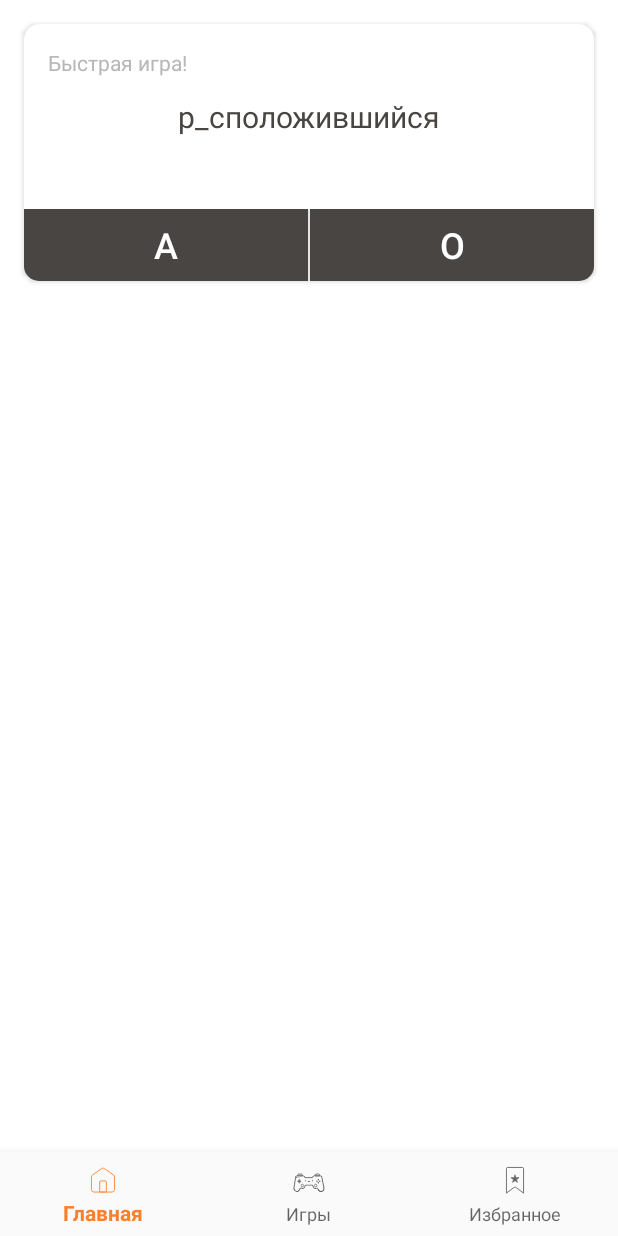
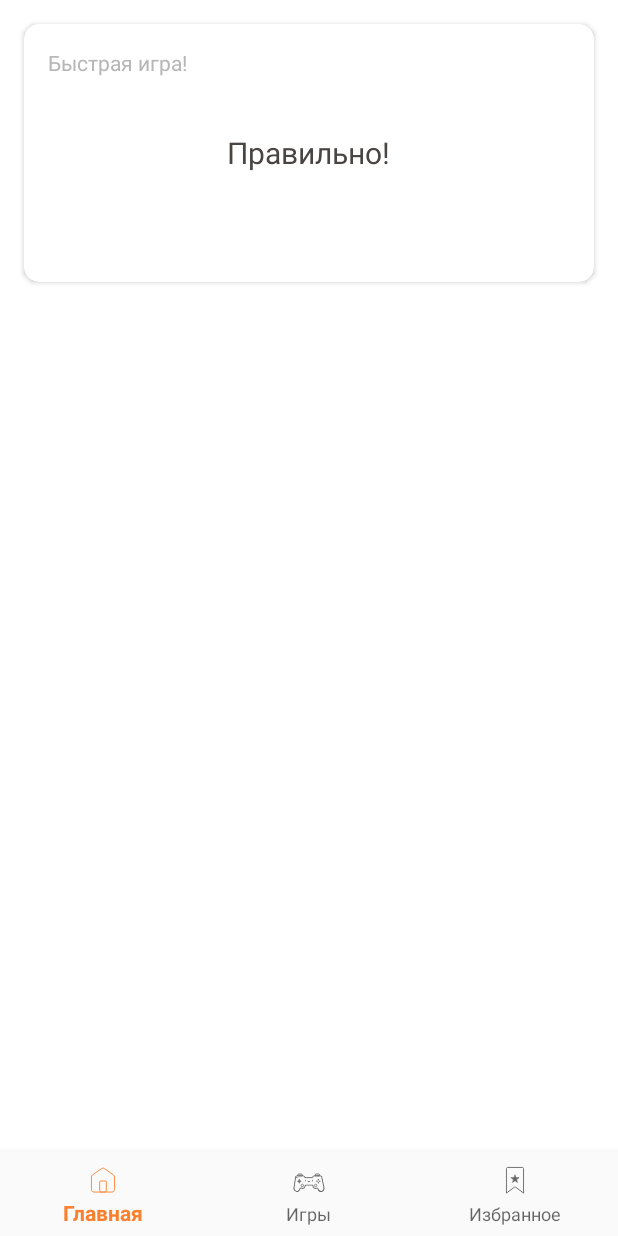
Before and after one commit to sekirindm/MyPetProject2, an Android app: the screen it shows after launch (MainActivity), after a tap on an icon or button, on a phone screen of 412 x 824 dp. Run offline under Robolectric (Android 15) with nearby library versions, the phone set to English and light mode, and no system bars; our stand-ins replace navigation-ui; Roboto replaces fonts that are not available here.

Commit message:
доделал mini Game

```diff
--- a/app/src/main/java/com/example/mypetproject2/features/ui/adapters/HomeAdapter.kt
+++ b/app/src/main/java/com/example/mypetproject2/features/ui/adapters/HomeAdapter.kt
@@ -5,6 +5,7 @@ import android.view.View
 import android.view.View.GONE
 import android.view.ViewGroup
 import android.widget.Button
+import android.widget.LinearLayout
 import android.widget.TextView
 import androidx.cardview.widget.CardView
 import androidx.core.view.isVisible
@@ -61,6 +62,7 @@ class HomeAdapter(
         val tvWord: TextView = itemView.findViewById(R.id.tv_word_item)
         private val b1: Button = itemView.findViewById(R.id.b_1_item)
         private val b2: Button = itemView.findViewById(R.id.b_2_item)
+        private val bContainer: LinearLayout = itemView.findViewById(R.id.b_container)
 
         //При нажатии на одну из этих кнопок срабатывает лямбда, куда мы отправляем tvWord и b1, b2
         init {
@@ -72,7 +74,12 @@ class HomeAdapter(
         // в b1 и b2 вставляем рандомные варианты ответа
 
         fun bind(miniGame: MiniGame) {
-            tvWord.text = miniGame.word
+            tvWord.text = when(miniGame.rightAnswer) {
+                true -> listOf("Правильно!","Молодец!","Отлично!").random()
+                false -> listOf("Не правильно:(","Попробуй ещё!","Неудача!").random()
+                else -> miniGame.word
+            }
+            bContainer.isVisible = miniGame.rightAnswer == null
             b1.text = miniGame.letters[0]
             b2.text = miniGame.letters[1]
 
--- a/app/src/main/java/com/example/mypetproject2/features/ui/home/HomeFragment.kt
+++ b/app/src/main/java/com/example/mypetproject2/features/ui/home/HomeFragment.kt
@@ -22,8 +22,16 @@ class HomeFragment : Fragment() {
     private val binding get() = _binding!!
 
     private lateinit var recyclerView: RecyclerView
-    private lateinit var homeAdapter: HomeAdapter
     private lateinit var viewModel: GameCardViewModel
+
+    //при нажатии на кнопку добавить вариант ответа в checkWord
+    private var homeAdapter: HomeAdapter = HomeAdapter { text, bText ->
+        Log.i("homeAdapter", "$text $bText}")
+        val userAnswer = text.replace("_", bText)
+        Log.i("text", " $userAnswer")
+        viewModel.checkWord(userAnswer)
+
+    }
 
     override fun onCreateView(
         inflater: LayoutInflater,
@@ -33,17 +41,8 @@ class HomeFragment : Fragment() {
         _binding = FragmentHomeBinding.inflate(inflater, container, false)
 
         initializeViewModel()
+        initObserve()
         initGame()
-
-        initObserve()
-        //при нажатии на кнопку добавить вариант ответа в checkWord
-        homeAdapter = HomeAdapter { text, bNumber ->
-            Log.i("homeAdapter", "$text $bNumber}")
-            val r = text.replace("_", bNumber)
-            Log.i("text", " $r")
-            viewModel.checkWord(r)
-
-        }
 
         recyclerView.layoutManager = LinearLayoutManager(requireContext())
         recyclerView.adapter = homeAdapter
@@ -55,11 +54,11 @@ class HomeFragment : Fragment() {
         viewModel.gameState.observe(viewLifecycleOwner) {
             when (it) {
                 is GameStateCard.NewWord -> {
-                    submitMiniGame(it.word, it.letters)
+                    submitMiniGame(it.miniGame)
                 }
                 is GameStateCard.CheckedAnswer -> {
-                    val answer = it.state.answers.last()
-                        Log.i("text", "${answer.first}, ${answer.second}")
+                    submitMiniGame(it.miniGame)
+                        Log.i("text", "${it.miniGame}")
                     viewModel.delay()
 
             }
@@ -80,16 +79,18 @@ class HomeFragment : Fragment() {
     private fun initGame() {
         viewModel.initGame()
     }
-    private fun submitMiniGame(word: String, letters: List<String>) {
+
+    private fun submitMiniGame(miniGame: MiniGame) {
 //        viewModel.updateScreen.observe(viewLifecycleOwner) {
 //            homeAdapter.submitList(it)
 //        }
-        val submitList = listOf(HomeItemsList.HomeMiniGame(MiniGame(word, letters, false)))
+        val submitList = listOf(HomeItemsList.HomeMiniGame(miniGame))
         homeAdapter.submitList(submitList)
     }
 
     override fun onDestroyView() {
         super.onDestroyView()
         _binding = null
+        Log.i("onDestroyView", "крах")
     }
 }
--- a/app/src/main/java/com/example/mypetproject2/features/ui/home/minigame/GameCardViewModel.kt
+++ b/app/src/main/java/com/example/mypetproject2/features/ui/home/minigame/GameCardViewModel.kt
@@ -23,9 +23,9 @@ fun main() {
 }
 
 sealed class GameStateCard() {
-    data class NewWord(val word: String, val letters: List<String>) : GameStateCard()
+    data class NewWord(val miniGame: MiniGame) : GameStateCard()
 
-    data class CheckedAnswer(val state: State) : GameStateCard()
+    data class CheckedAnswer(val miniGame: MiniGame) : GameStateCard()
 
 
     data class FinishGame(val state: State) : GameStateCard()
@@ -36,10 +36,11 @@ class GameCardViewModel(application: Application) : AndroidViewModel(application
 
 
     private val _updateScreen = MutableLiveData<List<HomeItemsList>>()
-     val updateScreen: LiveData<List<HomeItemsList>> get() = _updateScreen
+    val updateScreen: LiveData<List<HomeItemsList>> get() = _updateScreen
 
     var state = State(0)
 
+    private var miniGame = MiniGame("", emptyList(), null)
     val gameState = MutableLiveData<GameStateCard>()
     val allWordsDao = AppDatabase.getInstance(application).allWordsDao()
 
@@ -53,9 +54,11 @@ class GameCardViewModel(application: Application) : AndroidViewModel(application
 
         val letters = list.filter { it.isUpperCase() }.windowed(1).shuffled()
 
-        val lettersFilter = when(upperLetters) {
+        val lettersFilter = when (upperLetters) {
             'Н' -> listOf("Н", "НН")
-            else -> {letters}
+            else -> {
+                letters
+            }
         }
 
         val rightAnswer = transformWord(list)
@@ -65,8 +68,8 @@ class GameCardViewModel(application: Application) : AndroidViewModel(application
         }
         state = state.copy(answers = answers)
         Log.d("first", "$answer")
-
-        gameState.postValue(GameStateCard.NewWord(modifiedWord, lettersFilter))
+        miniGame = MiniGame(modifiedWord, lettersFilter, null)
+        gameState.postValue(GameStateCard.NewWord(miniGame))
         Log.i("GameCardViewModel", " $modifiedWord, $letters")
 
     }
@@ -78,27 +81,26 @@ class GameCardViewModel(application: Application) : AndroidViewModel(application
         }
         state = state.copy(answers = updatedList)
 
-        gameState.postValue(GameStateCard.CheckedAnswer(state))
+        val lastAnswer = state.answers.last()
+        val isCorrect = lastAnswer.first == lastAnswer.second
+
+        gameState.postValue(GameStateCard.CheckedAnswer(miniGame.copy(rightAnswer = isCorrect)))
     }
 
     fun delay() {
         viewModelScope.launch {
-
             kotlinx.coroutines.delay(3000)
-            if (state.answers.size < 3) {
+            if (state.answers.size < 10) {
                 initGame()
             } else {
                 gameState.value = GameStateCard.FinishGame(state)
             }
-
         }
-
     }
 
-    fun updateScreen(word: String, letters: List<String>, rightAnswer: Boolean) {
+    fun updateScreen(miniGame: MiniGame) {
         _updateScreen.value = listOf(
-            HomeItemsList.HomeMiniGame(MiniGame(word, letters, rightAnswer))
+            HomeItemsList.HomeMiniGame(miniGame)
         )
     }
-
 }
--- a/app/src/main/res/layout/fragment_game_card_view.xml
+++ b/app/src/main/res/layout/fragment_game_card_view.xml
@@ -2,7 +2,7 @@
 <androidx.cardview.widget.CardView xmlns:android="http://schemas.android.com/apk/res/android"
     xmlns:tools="http://schemas.android.com/tools"
     android:layout_width="match_parent"
-    android:layout_height="wrap_content"
+    android:layout_height="172dp"
     android:id="@+id/cv_game"
     xmlns:app="http://schemas.android.com/apk/res-auto"
     android:layout_gravity="center"
@@ -19,50 +19,43 @@
         android:textColor="#B6B6B6"
         android:text="Быстрая игра!" />
 
-    <LinearLayout
-        android:layout_width="match_parent"
-        android:layout_height="wrap_content"
-        android:orientation="vertical"
-        android:gravity="center">
 
     <TextView
         android:id="@+id/tv_word_item"
-            android:layout_marginTop="48dp"
-            android:textSize="20sp"
-            android:textColor="#484543"
         android:layout_width="wrap_content"
         android:layout_height="wrap_content"
+        android:layout_gravity="center"
+        android:textColor="#484543"
+        android:textSize="20sp"
         tools:text="серебря_ый" />
 
     <LinearLayout
+        android:id="@+id/b_container"
         android:layout_width="match_parent"
         android:layout_height="wrap_content"
         android:orientation="horizontal"
-            android:layout_marginTop="48dp">
+        android:layout_gravity="bottom">
 
         <Button
             android:id="@+id/b_1_item"
             android:layout_width="wrap_content"
-                android:layout_height="wrap_content"
+            android:layout_height="32dp"
             android:layout_weight="1"
             android:background="#484543"
             android:textColor="@color/white"
-                android:textSize="24sp"
+            android:textSize="18sp"
             android:layout_marginEnd="1sp"
             tools:text="н" />
 
         <Button
             android:id="@+id/b_2_item"
             android:layout_width="wrap_content"
-                android:layout_height="wrap_content"
+            android:layout_height="32dp"
             android:layout_weight="1"
             android:textColor="@color/white"
             android:background="#484543"
-                android:textSize="24sp"
+            android:textSize="18sp"
             tools:text="нн" />
     </LinearLayout>
 
-
-    </LinearLayout>
-
 </androidx.cardview.widget.CardView>
```
Lines whose indentation alone changed are shown as unchanged.
